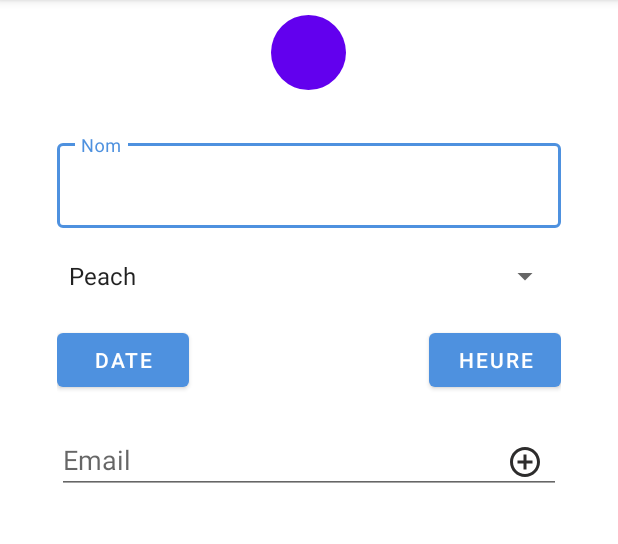
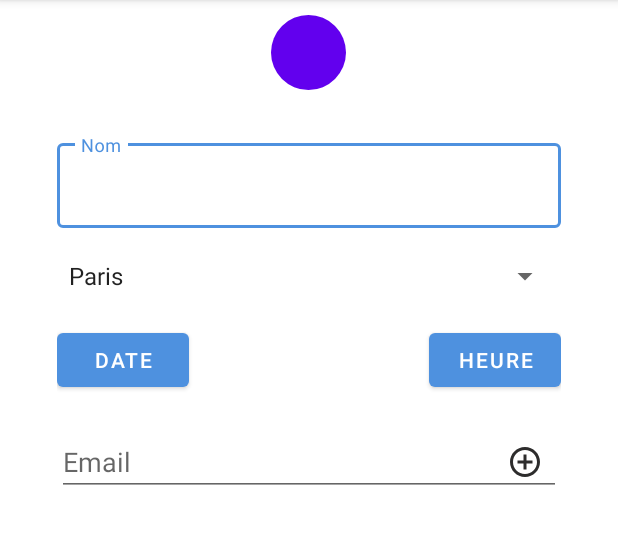
Before and after one commit to CesTheo47/P4_Mareu, an Android app: the screen it shows after launch (AddMeetingActivity), after a tap on an icon or button, on a phone screen of 412 x 824 dp, the part 84-628 px from its top. Run offline under Robolectric (Android 15) with nearby library versions, the phone set to English and light mode, and no system bars; our stand-ins replace EventBus; libraries missing offline, so code that uses them is left out: com.github.dhaval2404.colorpicker.

Commit message:
implemant selected date

```diff
--- a/app/src/main/java/com/example/maru/model/Room.java
+++ b/app/src/main/java/com/example/maru/model/Room.java
@@ -1,11 +1,16 @@
 package com.example.maru.model;
 
 public enum Room {
-    PEACH("Peach"),
-    MARIO("Mario"),
-    YOSHI("Yoshi"),
-    TOAD("Toad"),
-    LUIGI("Luigi");
+    PARIS("Paris"),
+    LONDRES("Londre"),
+    SYDNEY("Sydney"),
+    MADRID("Madrid"),
+    ROME("Rome"),
+    RIO("Rio"),
+    PEKIN("Pekin"),
+    BERLIN("Berlin"),
+    LOS_ANGELES("Los Angeles"),
+    NEW_YORK("New York");
 
     private final String name;
 
--- a/app/src/main/java/com/example/maru/service/DummyMeetingApiService.java
+++ b/app/src/main/java/com/example/maru/service/DummyMeetingApiService.java
@@ -63,7 +63,9 @@ public class DummyMeetingApiService implements MeetingApiService {
     }
 
     @Override
-    public void createMeeting(Meeting meeting) { meetings.add(meeting); }
+    public boolean createMeeting(Meeting meeting) {
+        meetings.add(meeting);
+    }
 
     @Override
     public void deleteMeeting(Meeting meeting) { meetings.remove(meeting); }
--- a/app/src/main/java/com/example/maru/service/DummyMeetingGenerator.java
+++ b/app/src/main/java/com/example/maru/service/DummyMeetingGenerator.java
@@ -16,14 +16,14 @@ import java.util.List;
 public abstract class DummyMeetingGenerator {
 
     public static List<Meeting> DUMMY_MEETINGS = Arrays.asList(
-        new Meeting( "Réunion A", Calendar.getInstance().getTime(), Room.MARIO, getFakeEmails(), Color.parseColor("#FF0000")),
-        new Meeting( "Réunion B", Calendar.getInstance().getTime(), Room.YOSHI, getFakeEmails(), Color.parseColor("#F7F074")),
-        new Meeting( "Réunion C", Calendar.getInstance().getTime(), Room.PEACH, getFakeEmails(), Color.parseColor("#81f774")),
-        new Meeting( "Réunion D", Calendar.getInstance().getTime(), Room.LUIGI, getFakeEmails(), Color.parseColor("#3e38ed")),
-        new Meeting( "Réunion E", Calendar.getInstance().getTime(), Room.TOAD, getFakeEmails(), Color.parseColor("#ea38ed"))
-        //new Meeting( "Réunion F", Calendar.getInstance().getTime(), Room.MARIO, getFakeEmails(), Color.parseColor("#F7F074")),
-        //new Meeting( "Réunion G", Calendar.getInstance().getTime(), Room.LUIGI, getFakeEmails(), Color.parseColor("#fcc244")),
-        //new Meeting( "Réunion H", Calendar.getInstance().getTime(), Room.YOSHI, getFakeEmails(), Color.parseColor("#81f774"))
+        new Meeting( "Réunion A", Calendar.getInstance().getTime(), Room.PARIS, getFakeEmails(), Color.parseColor("#FF0000")),
+        new Meeting( "Réunion B", Calendar.getInstance().getTime(), Room.MADRID, getFakeEmails(), Color.parseColor("#F7F074")),
+        new Meeting( "Réunion C", Calendar.getInstance().getTime(), Room.ROME, getFakeEmails(), Color.parseColor("#81f774")),
+        new Meeting( "Réunion D", Calendar.getInstance().getTime(), Room.PARIS, getFakeEmails(), Color.parseColor("#3e38ed")),
+        new Meeting( "Réunion E", Calendar.getInstance().getTime(), Room.SYDNEY, getFakeEmails(), Color.parseColor("#ea38ed"))
+        //new Meeting( "Réunion F", Calendar.getInstance().getTime(), Room.PEKIN, getFakeEmails(), Color.parseColor("#F7F074")),
+        //new Meeting( "Réunion G", Calendar.getInstance().getTime(), Room.NEW_YORK, getFakeEmails(), Color.parseColor("#fcc244")),
+        //new Meeting( "Réunion H", Calendar.getInstance().getTime(), Room.LONDRES, getFakeEmails(), Color.parseColor("#81f774"))
 
     );
 
--- a/app/src/main/java/com/example/maru/service/MeetingApiService.java
+++ b/app/src/main/java/com/example/maru/service/MeetingApiService.java
@@ -16,7 +16,7 @@ public interface MeetingApiService {
     Meeting getMeeting(Long id);
 
     // Create meeting
-    void createMeeting(Meeting meeting);
+    boolean createMeeting(Meeting meeting);
 
     // Delete meeting
     void deleteMeeting(Meeting meeting);
--- a/app/src/main/java/com/example/maru/ui/AddMeetingActivity.java
+++ b/app/src/main/java/com/example/maru/ui/AddMeetingActivity.java
@@ -46,8 +46,13 @@ public class AddMeetingActivity extends AppCompatActivity {
     private List<String> emailList = new ArrayList();
     private boolean isDateSelected = false;
     private boolean isTimeSelected = false;
+    private int selectedYear;
+    private int selectedMonth;
+    private int selectedDay;
+    private int selectedHour;
+    private int selectedMinute;
 
-    private Calendar selectedDate = Calendar.getInstance();
+
 
     @Override
     protected void onCreate(Bundle savedInstanceState) {
@@ -58,6 +63,10 @@ public class AddMeetingActivity extends AppCompatActivity {
 
         apiService = DI.getMeetingApiService();
 
+        if (savedInstanceState == null) {
+            selectedColor = ContextCompat.getColor(this, R.color.purple_500);
+        }
+
         initColorPicker();
         initSpinner();
         initDateTimePickers();
@@ -65,9 +74,42 @@ public class AddMeetingActivity extends AppCompatActivity {
         initSaveButton();
     }
 
+    @Override
+    public void onSaveInstanceState(Bundle savedInstanceState) {
+
+        // Save UI state changes to the savedInstanceState.
+        // This bundle will be passed to onCreate if the process is
+        // killed and restarted.
+
+//        savedInstanceState.putBoolean("MyBoolean", true);
+//        savedInstanceState.putDouble("myDouble", 1.9);
+        savedInstanceState.putInt("selectedColor", selectedColor);
+//        savedInstanceState.putString("MyString", "Welcome back to Android");
+
+        // etc.
+
+        super.onSaveInstanceState(savedInstanceState);
+    }
+
+//onRestoreInstanceState
+
+    @Override
+    public void onRestoreInstanceState(Bundle savedInstanceState) {
+
+        super.onRestoreInstanceState(savedInstanceState);
+
+        // Restore UI state from the savedInstanceState.
+        // This bundle has also been passed to onCreate.
+
+//        boolean myBoolean = savedInstanceState.getBoolean("MyBoolean");
+//        double myDouble = savedInstanceState.getDouble("myDouble");
+         selectedColor = savedInstanceState.getInt("selectedColor");
+         binding.itemMeetingColor.setColorFilter(selectedColor);
+//        String myString = savedInstanceState.getString("MyString");
+    }
+
 
     private void initColorPicker() {
-        selectedColor = ContextCompat.getColor(this, R.color.purple_500);
         binding.itemMeetingColor.setOnClickListener(new View.OnClickListener() {
             @Override
             public void onClick(View v) {
@@ -111,9 +153,9 @@ public class AddMeetingActivity extends AppCompatActivity {
                                 int correctMonth = month + 1;
                                 binding.btnDatePicker.setText(day + "/" + correctMonth + "/" + year);
 
-                                selectedDate.set(Calendar.YEAR, year);
-                                selectedDate.set(Calendar.MONTH, month);
-                                selectedDate.set(Calendar.DAY_OF_MONTH, day);
+                                selectedYear = year;
+                                selectedYear = month;
+                                selectedYear = day;
 
                                 isDateSelected = true;
                             }
@@ -138,8 +180,8 @@ public class AddMeetingActivity extends AppCompatActivity {
                             public void onTimeSet(TimePicker view, int hourOfDay, int minute) {
                                 binding.btnTimePicker.setText(String.format("%02d:%02d", hourOfDay, minute));
 
-                                selectedDate.set(Calendar.HOUR, hourOfDay);
-                                selectedDate.set(Calendar.MINUTE, minute);
+                                selectedYear = hourOfDay;
+                                selectedYear = minute;
 
                                 isTimeSelected = true;
                             }
@@ -186,6 +228,13 @@ public class AddMeetingActivity extends AppCompatActivity {
             @Override
             public void onClick(View v) {
                 if (isFormValid()) {
+                    Calendar selectedDate = Calendar.getInstance();
+                    selectedDate.set(Calendar.YEAR, selectedYear);
+                    selectedDate.set(Calendar.MONTH, selectedMonth);
+                    selectedDate.set(Calendar.DAY_OF_MONTH, selectedDay);
+                    selectedDate.set(Calendar.HOUR, selectedHour);
+                    selectedDate.set(Calendar.MINUTE, selectedMinute);
+
                     Meeting meeting = new Meeting(
                             binding.name.getText().toString(),
                             selectedDate.getTime(),
--- a/app/src/main/res/layout/activity_create_meeting.xml
+++ b/app/src/main/res/layout/activity_create_meeting.xml
@@ -91,10 +91,13 @@
                 android:id="@+id/edit_email"
                 android:layout_width="match_parent"
                 android:layout_height="wrap_content"
+                app:layout_constraintStart_toStartOf="parent"
+                app:layout_constraintEnd_toEndOf="parent"
+                app:layout_constraintTop_toTopOf="parent"
+                app:layout_constraintBottom_toBottomOf="parent"
                 android:ems="10"
                 android:hint="Email"
-                android:inputType="text"
-                tools:ignore="MissingConstraints" />
+                android:inputType="text"/>
 
             <ImageView
                 android:id="@+id/email_add"
```
Also changed, not shown: 1 other file.
